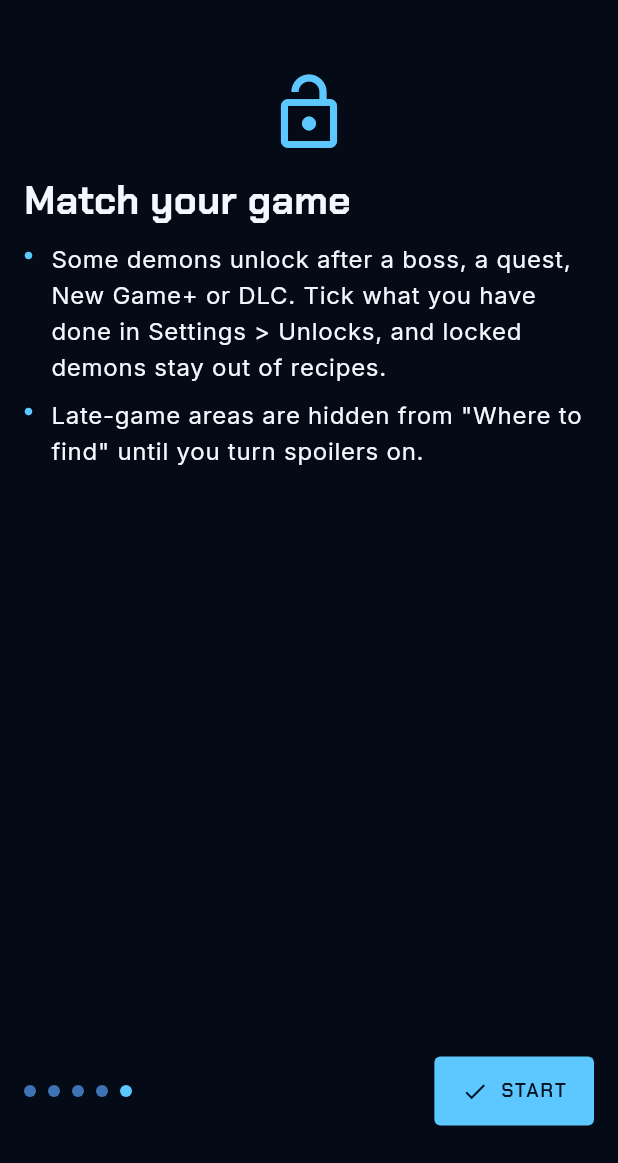
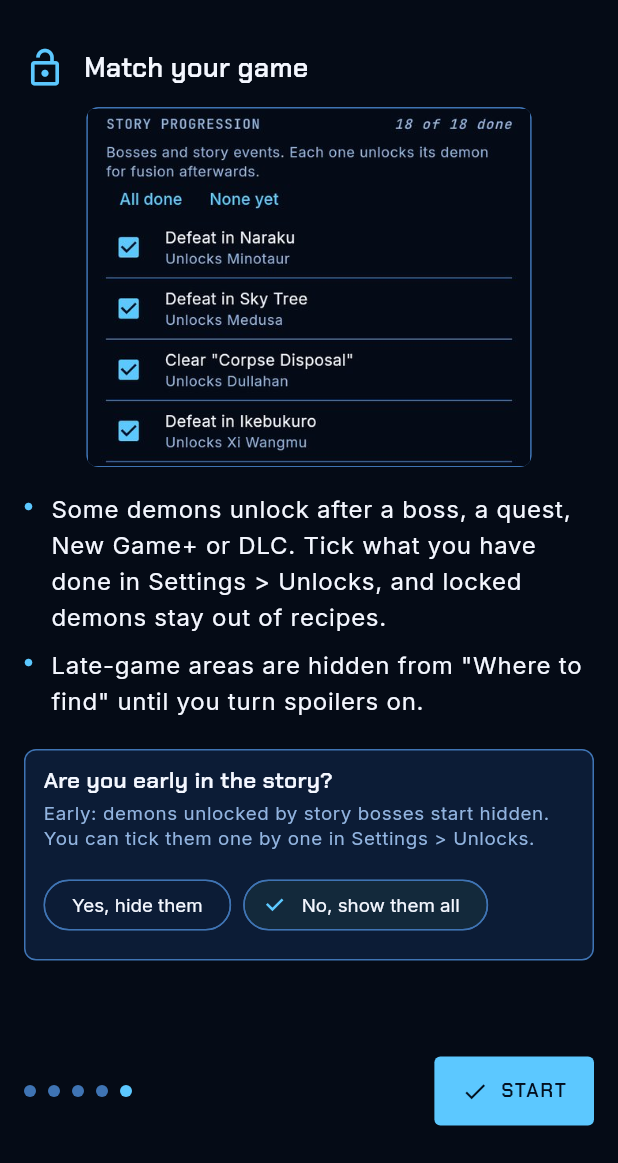
Before and after one commit to ctorres345/Demonica, a Flutter app: the TutorialScreen screen opened by its route, swiped to page 5, on a phone screen of 412 x 824 dp, the part 73-1236 px from its top. Run offline on Flutter 3.47's test engine with Material 3 defaults, Android fonts, the phone set to English and light mode, and no system bars; our stand-ins replace file_picker, flutter_riverpod, go_router, shared_preferences; accounts and stored records are empty.

Commit message:
DEM-26: Tutorial screenshots and an early-in-the-story question
Co-Authored-By: Claude Opus 5.5 <noreply@anthropic.com>
Claude-Session: https://claude.ai/code/session_01GFC3Shob5oLqZpm6VCbfxQ

```diff
--- a/lib/features/onboarding/tutorial_screen.dart
+++ b/lib/features/onboarding/tutorial_screen.dart
@@ -5,7 +5,8 @@ import 'package:go_router/go_router.dart';
 import '../../app/providers.dart';
 import '../../design_system/tokens.dart';
 
-/// Five short pages that show what the app does. Shown once after the
+/// Five short pages that show what the app does, each with a picture of the
+/// real screen. Shown once after the
 /// welcome screen; Settings can open it again.
 class TutorialScreen extends ConsumerStatefulWidget {
   const TutorialScreen({super.key});
@@ -115,12 +116,29 @@ class _Page extends StatelessWidget {
   Widget build(BuildContext context) {
     final dc = context.dc;
     return ListView(
-      padding: const EdgeInsets.fromLTRB(Space.x4, Space.x8, Space.x4, Space.x4),
+      padding: const EdgeInsets.fromLTRB(Space.x4, Space.x4, Space.x4, Space.x4),
       children: [
-        Icon(page.icon, size: 56, color: dc.accent),
+        Row(
+          children: [
+            Icon(page.icon, size: 28, color: dc.accent),
+            const SizedBox(width: Space.x3),
+            Expanded(child: Text(page.title, style: context.tt.headlineSmall)),
+          ],
+        ),
+        const SizedBox(height: Space.x3),
+        // A cropped screenshot of the screen this page talks about.
+        Center(
+          child: Container(
+            constraints: const BoxConstraints(maxHeight: 240),
+            decoration: BoxDecoration(
+              border: Border.all(color: dc.outline),
+              borderRadius: Radii.borderMedium,
+            ),
+            clipBehavior: Clip.antiAlias,
+            child: Image.asset(page.image, fit: BoxFit.contain, semanticLabel: page.imageLabel),
+          ),
+        ),
         const SizedBox(height: Space.x4),
-        Text(page.title, style: context.tt.displaySmall),
-        const SizedBox(height: Space.x3),
         for (final line in page.lines)
           Padding(
             padding: const EdgeInsets.only(bottom: Space.x2),
@@ -135,41 +153,153 @@ class _Page extends StatelessWidget {
               ],
             ),
           ),
+        if (page.asksStoryStage) const _StoryQuestion(),
       ],
     );
   }
 }
 
+/// "Are you early in the story?" on the last page. Early hides the demons
+/// that story bosses unlock; further along shows them. The answer is just the
+/// Story Progression rows in Settings > Unlocks, so it can be changed there.
+class _StoryQuestion extends ConsumerWidget {
+  const _StoryQuestion();
+
+  @override
+  Widget build(BuildContext context, WidgetRef ref) {
+    final data = ref.watch(gameDataProvider).value;
+    final story = data?.unlocks.where((c) => c.category == storyCategory).firstOrNull;
+    if (story == null) return const SizedBox.shrink();
+    final demons = [for (final e in story.entries) ...e.demons];
+    final fusion = ref.watch(fusionSettingsProvider);
+    final early = demons.every((d) => !fusion.isEnabled(d));
+    final late = demons.every(fusion.isEnabled);
+    void answer(bool isEarly) =>
+        ref.read(settingsProvider.notifier).setDemonsEnabled(demons, !isEarly);
+    return Container(
+      margin: const EdgeInsets.only(top: Space.x3),
+      padding: const EdgeInsets.all(Space.x3),
+      decoration: BoxDecoration(
+        color: context.dc.surface,
+        border: Border.all(color: context.dc.outline),
+        borderRadius: Radii.borderMedium,
+      ),
+      child: Column(
+        crossAxisAlignment: CrossAxisAlignment.start,
+        children: [
+          Text('Are you early in the story?', style: context.tt.titleMedium),
+          const SizedBox(height: Space.x1),
+          Text(
+            'Early: demons unlocked by story bosses start hidden. '
+            'You can tick them one by one in Settings > Unlocks.',
+            style: context.tt.bodySmall,
+          ),
+          const SizedBox(height: Space.x3),
+          Wrap(
+            spacing: Space.x2,
+            runSpacing: Space.x2,
+            children: [
+              ChoiceChip(
+                key: const Key('story-early'),
+                label: const Text('Yes, hide them'),
+                selected: early,
+                onSelected: (_) => answer(true),
+              ),
+              ChoiceChip(
+                key: const Key('story-late'),
+                label: const Text('No, show them all'),
+                selected: late,
+                onSelected: (_) => answer(false),
+              ),
+            ],
+          ),
+        ],
+      ),
+    );
+  }
+}
+
+/// The unlock category that the story question switches.
+const storyCategory = 'Story Progression';
+
 class TutorialPage {
-  const TutorialPage(this.icon, this.title, this.lines);
+  const TutorialPage(
+    this.icon,
+    this.title,
+    this.lines, {
+    required this.image,
+    required this.imageLabel,
+    this.asksStoryStage = false,
+  });
   final IconData icon;
   final String title;
   final List<String> lines;
+
+  /// Asset path of the screenshot shown under the title.
+  final String image;
+
+  /// What the screenshot shows, for screen readers.
+  final String imageLabel;
+
+  /// Shows the "Are you early in the story?" question under the lines.
+  final bool asksStoryStage;
 }
 
 const tutorialPages = [
-  TutorialPage(Icons.auto_awesome_mosaic_outlined, 'Start from the demon you want', [
+  TutorialPage(
+    Icons.auto_awesome_mosaic_outlined,
+    'Start from the demon you want',
+    [
       'Demons lists all 454 demons. Type a name, or filter by race, level or a skill.',
       'Open one to see its stats, resistances, skills and every recipe that makes it.',
-  ]),
-  TutorialPage(Icons.account_tree_outlined, 'Follow the recipe tree', [
+    ],
+    image: 'assets/tutorial/demon.jpg',
+    imageLabel: 'A demon page with stats, resistances and skills',
+  ),
+  TutorialPage(
+    Icons.account_tree_outlined,
+    'Follow the recipe tree',
+    [
       'Open recipe tree shows every pair that fuses into your demon, cheapest first.',
       'Tap an ingredient to open its own recipes right underneath. Keep going until '
           'every ingredient is one you have or can recruit.',
       'A green speech bubble means you can recruit that demon instead of fusing it.',
-  ]),
-  TutorialPage(Icons.route_outlined, 'Plan for specific skills', [
+      'The bar at the top counts the open recipes. Tap SAVE PATH to keep them.',
+    ],
+    image: 'assets/tutorial/tree.jpg',
+    imageLabel: 'The recipe tree with one recipe opened under the target demon',
+  ),
+  TutorialPage(
+    Icons.route_outlined,
+    'Plan for specific skills',
+    [
       'Plan takes a demon and the skills it should end with.',
       'You get numbered steps: what to fuse, which skills to keep at each step, and '
           'what to level up first.',
-  ]),
-  TutorialPage(Icons.bookmarks_outlined, 'Save and tick off', [
+    ],
+    image: 'assets/tutorial/plan.jpg',
+    imageLabel: 'A plan with numbered fusion steps and skills to keep',
+  ),
+  TutorialPage(
+    Icons.bookmarks_outlined,
+    'Save and tick off',
+    [
       'The bookmark icon saves a demon, one recipe or a whole path to Saved.',
       'Add a note, tick steps off as you fuse, and export everything as a file.',
-  ]),
-  TutorialPage(Icons.lock_open_outlined, 'Match your game', [
+    ],
+    image: 'assets/tutorial/saved.jpg',
+    imageLabel: 'A saved plan with tick boxes next to each step',
+  ),
+  TutorialPage(
+    Icons.lock_open_outlined,
+    'Match your game',
+    [
       'Some demons unlock after a boss, a quest, New Game+ or DLC. Tick what you have '
           'done in Settings > Unlocks, and locked demons stay out of recipes.',
       'Late-game areas are hidden from "Where to find" until you turn spoilers on.',
-  ]),
+    ],
+    image: 'assets/tutorial/unlocks.jpg',
+    imageLabel: 'The Unlocks checklist in Settings',
+    asksStoryStage: true,
+  ),
 ];
--- a/pubspec.yaml
+++ b/pubspec.yaml
@@ -34,6 +34,8 @@ flutter:
   uses-material-design: true
   assets:
     - assets/data/smt4/
+    # Screenshots on the tutorial pages (lib/features/onboarding).
+    - assets/tutorial/
     # Font licences, shown on the licences page (lib/main.dart).
     - assets/fonts/OFL-ChakraPetch.txt
     - assets/fonts/OFL-Inter.txt
```
Also changed, not shown: assets/tutorial/demon.jpg (added), assets/tutorial/plan.jpg (added), assets/tutorial/saved.jpg (added), assets/tutorial/tree.jpg (added), assets/tutorial/unlocks.jpg (added), 1 other file. Lines whose indentation alone changed are shown as unchanged.
